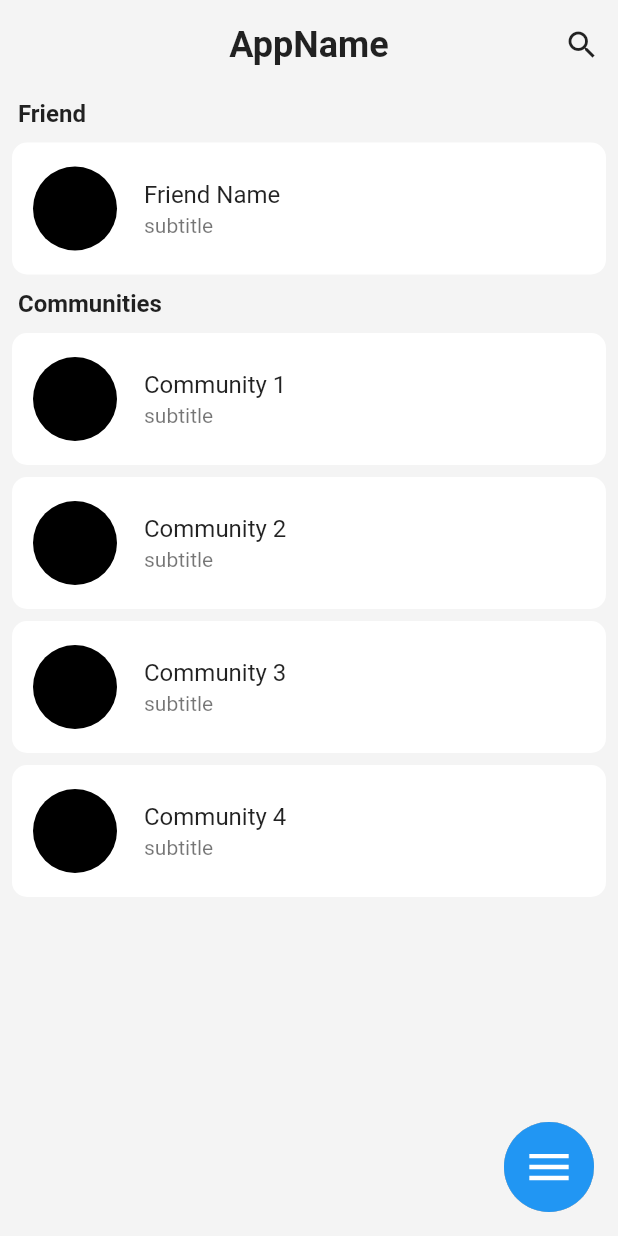
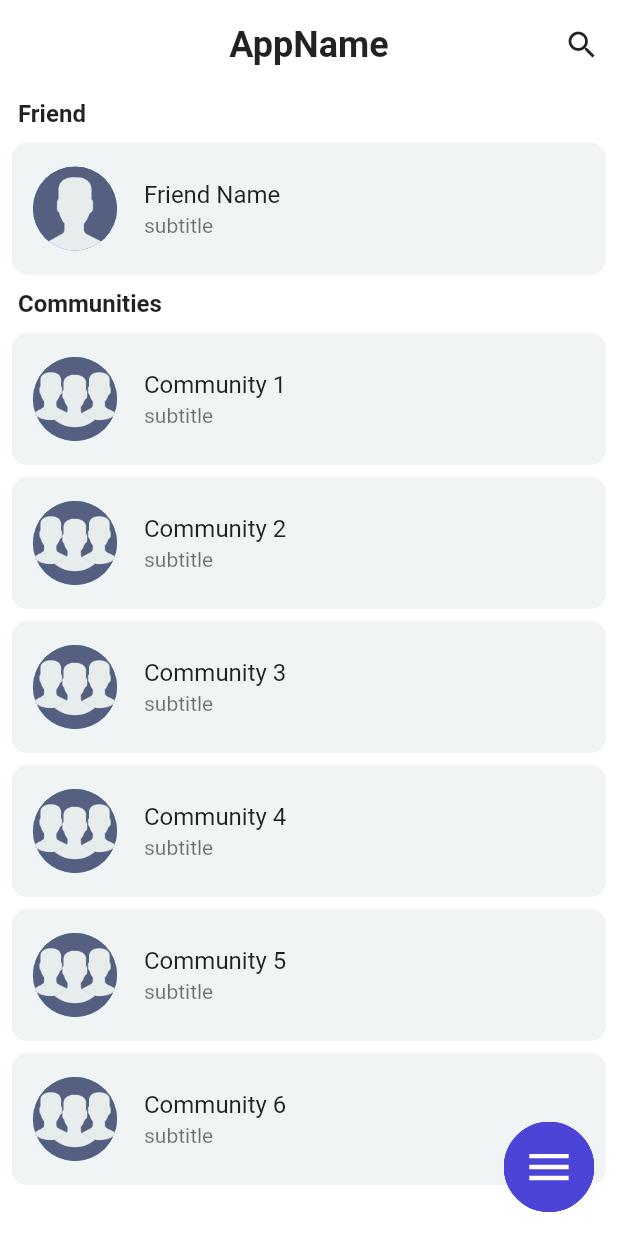
Before and after one commit to MohdShibin/Community-Building-App, a Flutter app: the screen it shows after launch, on a phone screen of 412 x 824 dp. Run offline on Flutter 3.47's test engine with Material 2 defaults, Android fonts, the phone set to English and light mode, and no system bars.

Commit message:
dialogue box to create community add option is created

```diff
--- a/lib/components/chat_list_item.dart
+++ b/lib/components/chat_list_item.dart
@@ -3,61 +3,28 @@ import 'package:flutter/material.dart';
 class ChatListItem extends StatelessWidget {
   String? name;
   String? subtitle;
-  ChatListItem({Key? key, @required this.name, @required this.subtitle}) : super(key: key);
+  bool? isFriend = false;
+  ChatListItem({Key? key, @required this.name, @required this.subtitle,this.isFriend})
+      : super(key: key);
   @override
   Widget build(BuildContext context) {
-    //   return GestureDetector(
-    //     onTap: (){
-
-    //     },
-    //     child: Container(
-    //       padding: EdgeInsets.only(left: 16,right: 16,top: 10,bottom: 10),
-    //       child: Row(
-    //         children: <Widget>[
-    //           Expanded(
-    //             child: Row(
-    //               children: <Widget>[
-    //                 CircleAvatar(
-    //                   radius: 32,
-    //                   backgroundColor: Colors.blue,
-    //                   child: CircleAvatar(
-    //                   backgroundColor: Colors.yellow,
-    //                   maxRadius: 30,
-
-    //                 ),
-    //                 ),
-    //                 SizedBox(width: 16,),
-    //                 Expanded(
-    //                   child: Container(
-    //                     color: Colors.transparent,
-    //                     child: Column(
-    //                       crossAxisAlignment: CrossAxisAlignment.start,
-    //                       children: <Widget>[
-    //                         Text(text!),
-    //                       ],
-    //                     ),
-    //                   ),
-    //                 ),
-    //               ],
-    //             ),
-    //           ),
-    //         ],
-    //       ),
-    //     ),
-    //   );
-    // }
     return Padding(
       padding: const EdgeInsets.symmetric(horizontal: 8.0, vertical: 4.0),
       child: ListTile(
         leading: CircleAvatar(
-          backgroundColor: Colors.black,
           maxRadius: 30,
+          backgroundImage: isFriend == true ? AssetImage(
+            'assets/user.png',
+          ):AssetImage(
+            'assets/community.png',
+          ),
         ),
         title: Text(name!),
         subtitle: Text(subtitle!),
         onTap: () {},
-        tileColor: Colors.white,
-        contentPadding: const EdgeInsets.symmetric(vertical: 8.0, horizontal: 12.0),
+        tileColor: Color(0xffF0F4F5),
+        contentPadding:
+            const EdgeInsets.symmetric(vertical: 8.0, horizontal: 12.0),
         shape: RoundedRectangleBorder(
           borderRadius: BorderRadius.circular(10.0),
         ),
--- a/lib/components/circular_menu_button.dart
+++ b/lib/components/circular_menu_button.dart
@@ -1,6 +1,7 @@
 import 'package:flutter/material.dart';
 import '../pages/settings_page.dart';
 import '../pages/profile_page.dart';
+import 'add_community_box.dart';
 import 'dart:math';
 
 const double buttonSize = 60.0;
@@ -35,17 +36,17 @@ class _CircularMenuButtonState extends State<CircularMenuButton>
   Widget build(BuildContext context) =>
       Flow(delegate: FlowMenuDelegate(controller: controller), children: [
         buildButton(Icons.person_add_alt_sharp, () {}),
-        buildButton(Icons.group_add, () {}),
+        buildButton(Icons.group_add, () {
+          addCommunity(context);
+        }),
         buildButton(Icons.admin_panel_settings, () {
           Navigator.push(context,
               MaterialPageRoute(builder: (context) => const ProfilePage()));
-          }
-        ),
+        }),
         buildButton(Icons.settings, () {
           Navigator.push(context,
               MaterialPageRoute(builder: (context) => const SettingsPage()));
-          }
-        ),
+        }),
         buildAnimatedButton(AnimatedIcons.menu_close),
       ]);
 
@@ -57,41 +58,23 @@ class _CircularMenuButtonState extends State<CircularMenuButton>
           decoration: BoxDecoration(
               color: Colors.white,
               borderRadius: BorderRadius.circular(45.0),
-              gradient: RadialGradient(
-                colors: [
-                  Colors.white,
-                  Colors.grey.shade400,
-                ],
-                stops: [0.8, 1],
+              border: Border.all(
+                color: Color(0xff4C44D7),
+                width: 2.0,
               )),
           child: Icon(
             icon,
-            color: Colors.blue,
+            color: Color(0xff4C44D7),
             size: 35,
           ),
         ),
       );
 
-  // Widget buildButton(IconData icon) => SizedBox(
-  //       width: buttonSize,
-  //       height: buttonSize,
-  //       child: FloatingActionButton(
-  //         elevation: 0,
-  //         child: Icon(
-  //           icon,
-  //           color: Colors.black,
-  //           size: 35,
-  //         ),
-  //         isExtended: true,
-  //         onPressed: () {
-  //         },
-  //       ),
-  //     );
-
   Widget buildAnimatedButton(AnimatedIconData icon) => SizedBox(
         width: buttonSize,
         height: buttonSize,
         child: FloatingActionButton(
+          backgroundColor: Color(0xff4C44D7),
           elevation: 0,
           child: AnimatedIcon(
             icon: icon,
--- a/lib/pages/home_page.dart
+++ b/lib/pages/home_page.dart
@@ -10,21 +10,7 @@ class HomePage extends StatelessWidget {
   Widget build(BuildContext context) {
     return Scaffold(
       floatingActionButton: const CircularMenuButton(),
-      backgroundColor: Color(0xffF4F4F4),
-      //3backgroundColor: Color(0xff000000),
-      // appBar: AppBar(
-      //   title: Text('AppName'),
-      //   centerTitle: true,
-      //   actions: [
-      //     IconButton(
-      //       onPressed: () {},
-      //       icon: const Icon(
-      //         Icons.search,
-      //       ),
-      //     ),
-      //   ],
-      //   elevation: 0.0,
-      // ),
+      backgroundColor: Colors.white,
       body: SafeArea(
         child: Column(
           children: [
@@ -37,12 +23,14 @@ class HomePage extends StatelessWidget {
               child: ListView(
                 children: [
                   ChatTypeNameTile('Friend'),
-                  ChatListItem(name: 'Friend Name', subtitle: 'subtitle'),
+                  ChatListItem(name: 'Friend Name', subtitle: 'subtitle',isFriend: true),
                   ChatTypeNameTile('Communities'),
                   ChatListItem(name: 'Community 1', subtitle: 'subtitle'),
                   ChatListItem(name: 'Community 2', subtitle: 'subtitle'),
                   ChatListItem(name: 'Community 3', subtitle: 'subtitle'),
                   ChatListItem(name: 'Community 4', subtitle: 'subtitle'),
+                  ChatListItem(name: 'Community 5', subtitle: 'subtitle'),
+                  ChatListItem(name: 'Community 6', subtitle: 'subtitle'),
                 ],
               ),
             ),
@@ -64,4 +52,5 @@ class HomePage extends StatelessWidget {
           ),
         ),
       );
+
 }
```
Also changed, not shown: lib/components/add_community_box.dart (added, +60 -0 lines), pubspec.yaml (+3 -30 lines), assets/community.png (added), assets/user.png (added).
